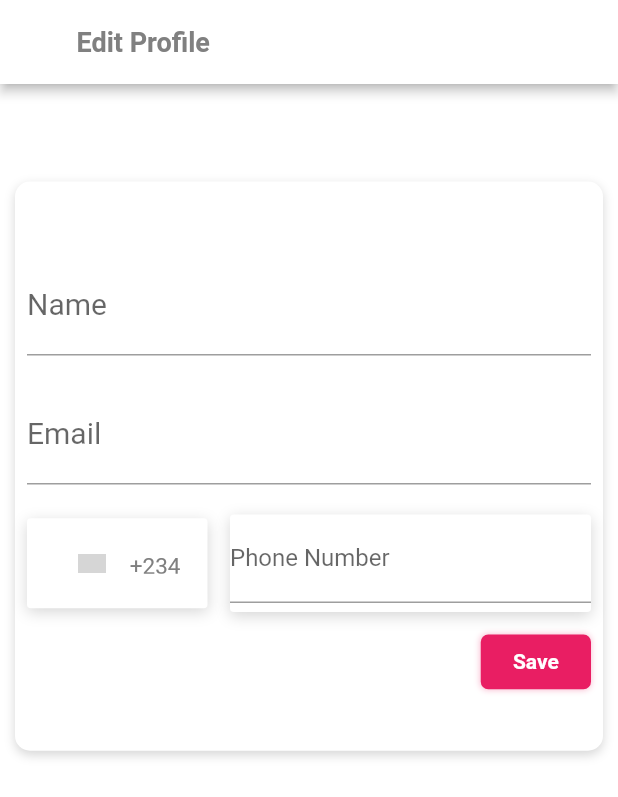
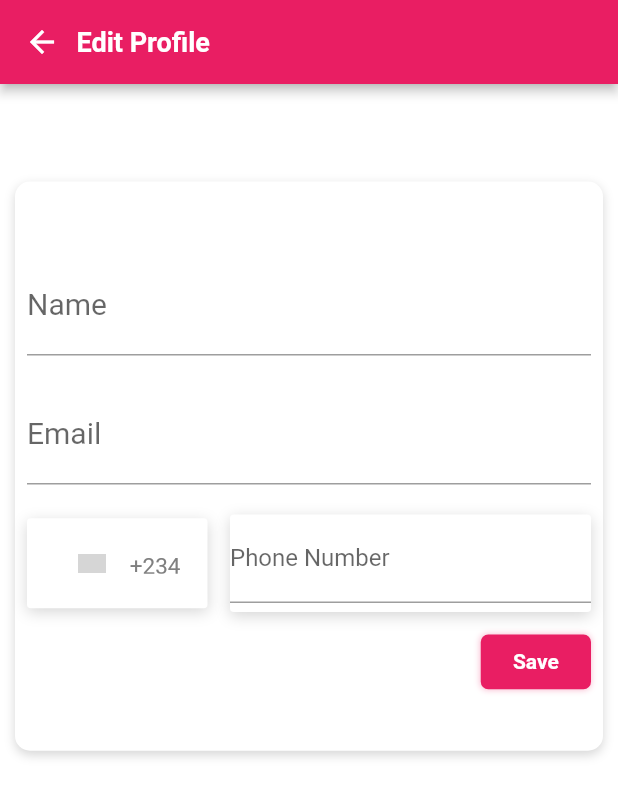
Before and after one commit to devDonald/sisterhood_global, a Flutter app: the MenuDrawer screen opened by its route, after a tap on "My Profile", after a tap on "Edit Bio", on a phone screen of 412 x 824 dp. Shown: the top 797 px of the screen. Run offline on Flutter 3.47's test engine with Material 2 defaults, Android fonts, the phone set to English and light mode, and no system bars; drawn by our look-alikes of country_code_picker; our stand-ins replace cached_network_image, cloud_firestore, firebase_auth, firebase_core, firebase_messaging, firebase_storage and 11 more; missing offline and left inert: paginate_firestore; accounts and stored records are empty; statements that could not run were skipped; grey boxes are pictures that could not be loaded.

Commit message:
Finished Contact Us

```diff
--- a/lib/core/widgets/menu_drawer.dart
+++ b/lib/core/widgets/menu_drawer.dart
@@ -5,7 +5,9 @@ import 'package:sisterhood_global/core/themes/theme_colors.dart';
 import 'package:sisterhood_global/core/widgets/profile_picture.dart';
 import 'package:sisterhood_global/features/authentication/pages/login_screen.dart';
 import 'package:sisterhood_global/features/home/controller/drawer_controller.dart';
+import 'package:sisterhood_global/features/home/pages/about_us.dart';
 import 'package:sisterhood_global/features/home/pages/admin_home.dart';
+import 'package:sisterhood_global/features/home/pages/contact_us.dart';
 import 'package:sisterhood_global/features/profile/pages/profile_screen.dart';
 
 class MenuDrawer extends StatefulWidget {
@@ -71,13 +73,15 @@ class _MenuDrawerState extends State<MenuDrawer> {
                             title: 'About Us',
                             onTap: () {
                               Navigator.of(context).pop();
+                              Get.to(() => AboutUs());
                             },
                           ),
                           ButtonWithICon2(
-                            icon: Icons.people,
-                            title: 'Feedback',
+                            icon: Icons.contact_mail,
+                            title: 'Contact Us',
                             onTap: () {
                               Navigator.of(context).pop();
+                              Get.to(() => const ContactUs());
                             },
                           ),
                         ],
--- a/lib/features/authentication/pages/overview_biocard.dart
+++ b/lib/features/authentication/pages/overview_biocard.dart
@@ -31,7 +31,7 @@ class OverViewBioCard extends StatelessWidget {
       decoration: BoxDecoration(
         color: JanguAskColors.whiteColor,
         borderRadius: BorderRadius.circular(10),
-        boxShadow: [
+        boxShadow: const [
           BoxShadow(
             blurRadius: 8.0,
             offset: Offset(
@@ -48,7 +48,7 @@ class OverViewBioCard extends StatelessWidget {
           Row(
             mainAxisAlignment: MainAxisAlignment.spaceBetween,
             children: [
-              Text(
+              const Text(
                 'Name',
                 style: TextStyle(
                   color: JanguAskColors.blackColor1,
@@ -61,7 +61,7 @@ class OverViewBioCard extends StatelessWidget {
                   Get.to(() => EditProfile());
                 },
                 child: Row(
-                  children: [
+                  children: const [
                     Text(
                       'Edit Bio',
                       style: TextStyle(
@@ -81,12 +81,12 @@ class OverViewBioCard extends StatelessWidget {
               ),
             ],
           ),
-          SizedBox(height: 8.0),
+          const SizedBox(height: 8.0),
           Text(
             name,
             maxLines: 5,
             overflow: TextOverflow.ellipsis,
-            style: TextStyle(
+            style: const TextStyle(
               color: JanguAskColors.primaryGreyColor,
               fontSize: 16.0,
             ),
--- a/lib/features/profile/pages/edit_profile.dart
+++ b/lib/features/profile/pages/edit_profile.dart
@@ -54,10 +54,10 @@ class _EditProfileState extends State<EditProfile> {
       backgroundColor: JanguAskColors.whiteColor,
       appBar: AppBar(
         elevation: 3.0,
-        backgroundColor: Colors.white,
-        title: Text('Edit Profile',
+        backgroundColor: JanguAskColors.primaryColor,
+        title: const Text('Edit Profile',
             style: TextStyle(
-              color: JanguAskColors.primaryGreyColor,
+              color: JanguAskColors.whiteColor,
               fontSize: 18.0,
               fontWeight: JanguAskFontWeight.kBoldText,
             )),
@@ -74,16 +74,16 @@ class _EditProfileState extends State<EditProfile> {
                 alignment: Alignment.topCenter,
                 child: Container(
                   width: double.infinity,
-                  margin: EdgeInsets.only(
+                  margin: const EdgeInsets.only(
                     left: 10,
                     right: 10,
                     top: 50,
                     bottom: 50,
                   ),
-                  padding: EdgeInsets.only(bottom: 10),
+                  padding: const EdgeInsets.only(bottom: 10),
                   decoration: BoxDecoration(
                     borderRadius: BorderRadius.circular(10),
-                    boxShadow: [
+                    boxShadow: const [
                       BoxShadow(
                         offset: Offset(0.0, 2.5),
                         blurRadius: 5,
@@ -97,7 +97,7 @@ class _EditProfileState extends State<EditProfile> {
                     child: Column(
                       children: [
                         Container(
-                          margin: EdgeInsets.only(
+                          margin: const EdgeInsets.only(
                             left: 8,
                             right: 8,
                           ),
@@ -105,30 +105,29 @@ class _EditProfileState extends State<EditProfile> {
                             children: [
                               TextFormField(
                                 keyboardType: TextInputType.name,
-                                style: TextStyle(fontSize: 20),
+                                style: const TextStyle(fontSize: 20),
                                 controller: _name,
                                 textCapitalization: TextCapitalization.words,
-                                decoration: InputDecoration(
+                                decoration: const InputDecoration(
                                   labelText: 'Name',
                                 ),
                               ),
-                              SizedBox(
+                              const SizedBox(
                                 height: 20,
                               ),
                               TextFormField(
-                                style: TextStyle(fontSize: 20),
+                                style: const TextStyle(fontSize: 20),
                                 textCapitalization: TextCapitalization.none,
                                 keyboardType: TextInputType.emailAddress,
                                 controller: _email,
-                                decoration: InputDecoration(
+                                decoration: const InputDecoration(
                                   labelText: 'Email',
                                 ),
                               ),
-                              SizedBox(
+                              const SizedBox(
                                 height: 20,
                               ),
-                              Container(
-                                child: Row(
+                              Row(
                                 crossAxisAlignment: CrossAxisAlignment.center,
                                 children: [
                                   Flexible(
@@ -179,7 +178,6 @@ class _EditProfileState extends State<EditProfile> {
                                     ),
                                   ),
                                 ],
-                                ),
                               ),
                               SizedBox(
                                 height: 15,
--- a/pubspec.yaml
+++ b/pubspec.yaml
@@ -34,8 +34,6 @@ dependencies:
   image_cropper: ^1.4.1
   flutter_svg: ^0.22.0
   country_code_picker: ^2.0.2
-  shimmer: ^2.0.0
-  pull_to_refresh: ^2.0.0
   #timeago: ^3.0.2
   flutter_auth_buttons: ^0.10.0
   intl: ^0.17.0
@@ -54,6 +52,7 @@ dependencies:
   #flutter_inappwebview: ^5.3.1
   paginate_firestore: ^0.3.1
   flutter_linkify: ^5.0.2
+  font_awesome_flutter: ^9.2.0
 
 dev_dependencies:
   flutter_test:
```
Also changed, not shown: lib/features/home/pages/about_us.dart (added, +168 -0 lines), lib/features/home/pages/contact_us.dart (added, +157 -0 lines), pubspec.lock. Lines whose indentation alone changed are shown as unchanged.
